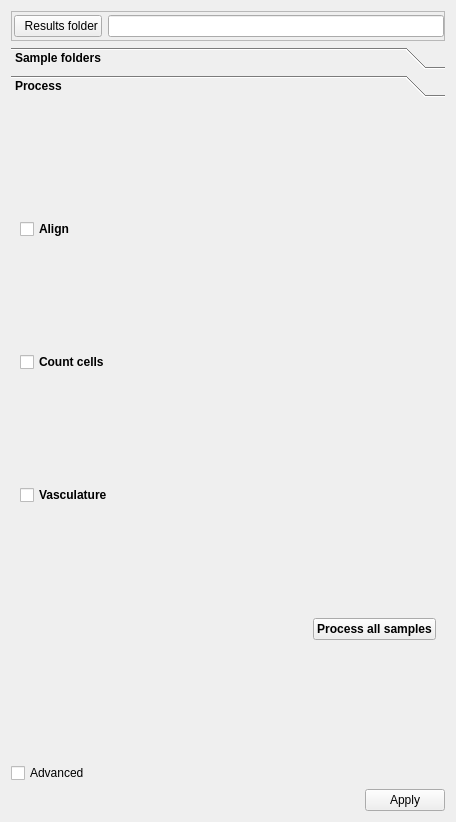
Old version of the form ClearMap/gui/creator/batch_processing_tab.ui in the repository ClearAnatomics/ClearMap.
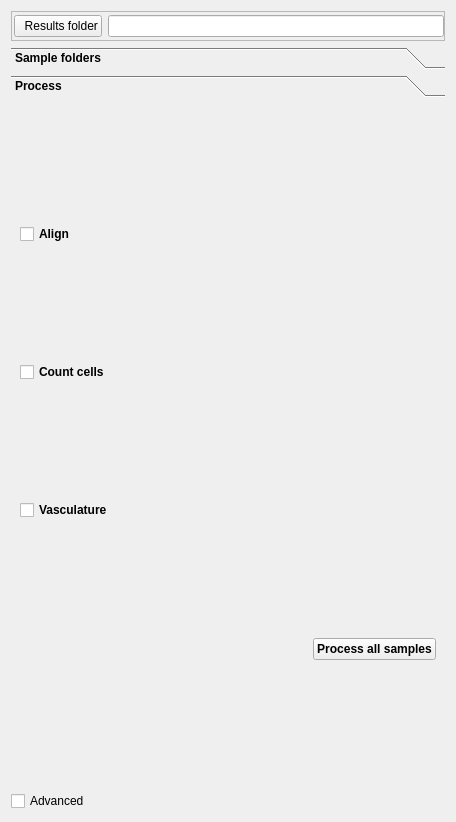
New version of the form. Icons and pictures are not drawn.

Commit message: Replaces QDialogButtonBox by simple QPushButton whenever applicable

Diff of the .ui file:
```diff
--- a/ClearMap/gui/creator/batch_processing_tab.ui
+++ b/ClearMap/gui/creator/batch_processing_tab.ui
@@ -72,7 +72,6 @@
     <widget class="QToolBox" name="batchToolBox">
      <property name="font">
       <font>
-       <weight>75</weight>
        <bold>true</bold>
       </font>
      </property>
@@ -154,7 +153,7 @@
         <x>0</x>
         <y>0</y>
         <width>438</width>
-        <height>634</height>
+        <height>680</height>
        </rect>
       </property>
       <attribute name="label">
@@ -217,16 +216,6 @@
      </property>
     </widget>
    </item>
-   <item>
-    <widget class="QDialogButtonBox" name="applyBox_2">
-     <property name="standardButtons">
-      <set>QDialogButtonBox::Apply</set>
-     </property>
-     <property name="applyText" stdset="0">
-      <string>Run</string>
-     </property>
-    </widget>
-   </item>
   </layout>
  </widget>
  <resources>
```
Left out of the diff: 2 changed lines with no effect on the pictures. The commit also changes 5 other files.
